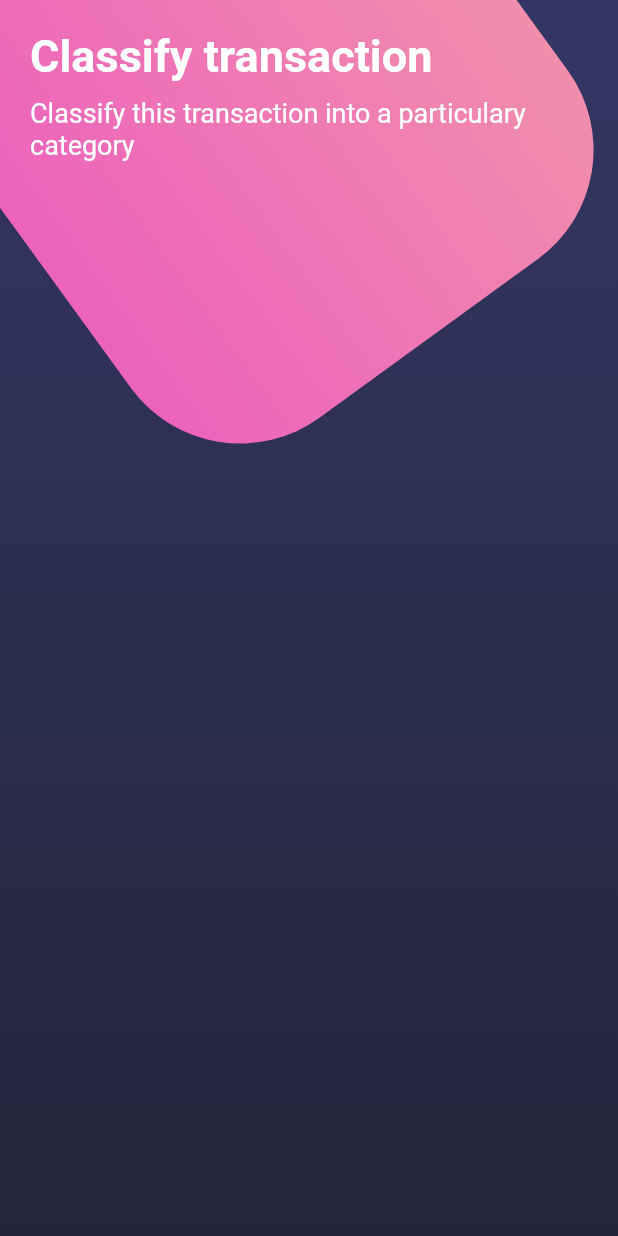
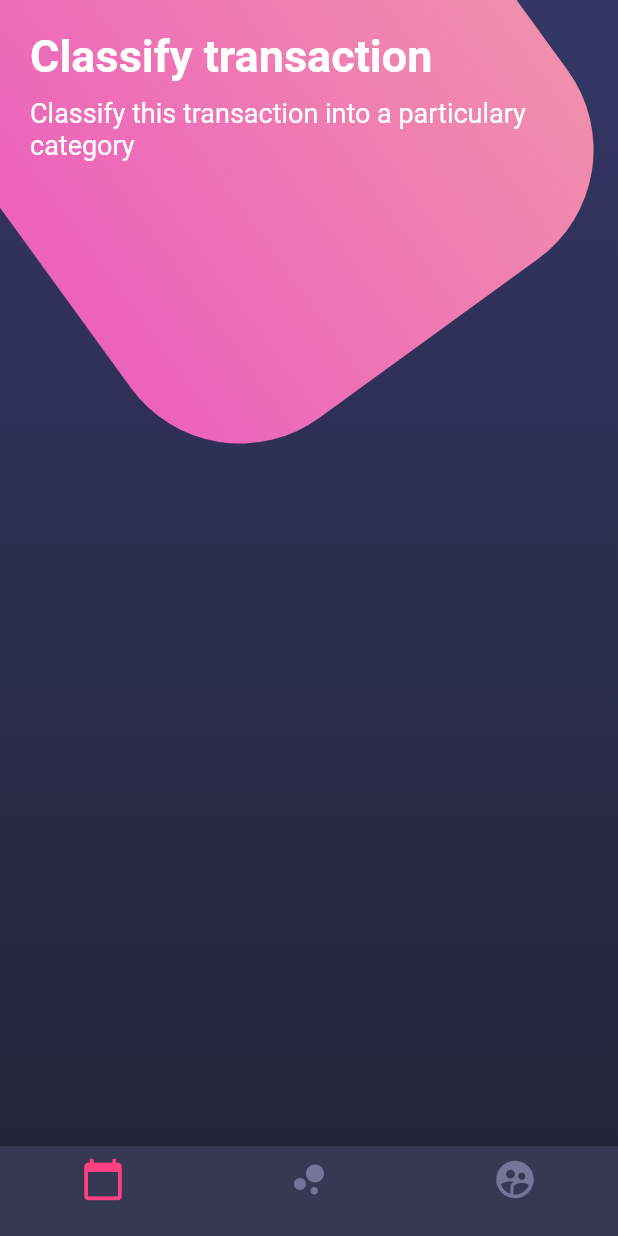
Before and after one commit to ddienu/designs, a Flutter app: the screen it shows after launch, on a phone screen of 412 x 824 dp. Run offline on Flutter 3.47's test engine with Material 2 defaults, Android fonts, the phone set to English and light mode, and no system bars.

Commit message:
update: Botones page
Update botones page with a bottom navigation bar with three icons to give the aplication a visual upgrade.

```diff
--- a/lib/src/pages/botones_page.dart
+++ b/lib/src/pages/botones_page.dart
@@ -24,6 +24,7 @@ class BotonesPage extends StatelessWidget {
           ),
         ],
       ),
+      bottomNavigationBar: _bottonNavigationBar(context),
     );
   }
 
@@ -87,4 +88,29 @@ class BotonesPage extends StatelessWidget {
          ),
        );
      }
+
+       Widget _bottonNavigationBar(context) {
+
+         return Theme(
+           data: Theme.of(context).copyWith(
+             canvasColor: Color.fromRGBO(55, 57, 84, 1.0),
+           ),
+           child:  BottomNavigationBar(
+        items: <BottomNavigationBarItem>[
+          BottomNavigationBarItem(
+            icon: Icon(Icons.calendar_today, size: 30.0, color: Colors.pinkAccent,),
+            label: '',
+            ),
+          BottomNavigationBarItem(
+            icon: Icon(Icons.bubble_chart, size: 30.0, color: Color.fromRGBO(116, 117, 152, 1.0),),
+            label: '',
+          ),
+          BottomNavigationBarItem(
+            icon: Icon(Icons.supervised_user_circle, size: 30.0, color: Color.fromRGBO(116, 117, 152, 1.0),),
+            label: '',
+          ),
+        ]
+      ),
+    );
+   }
 }
```
